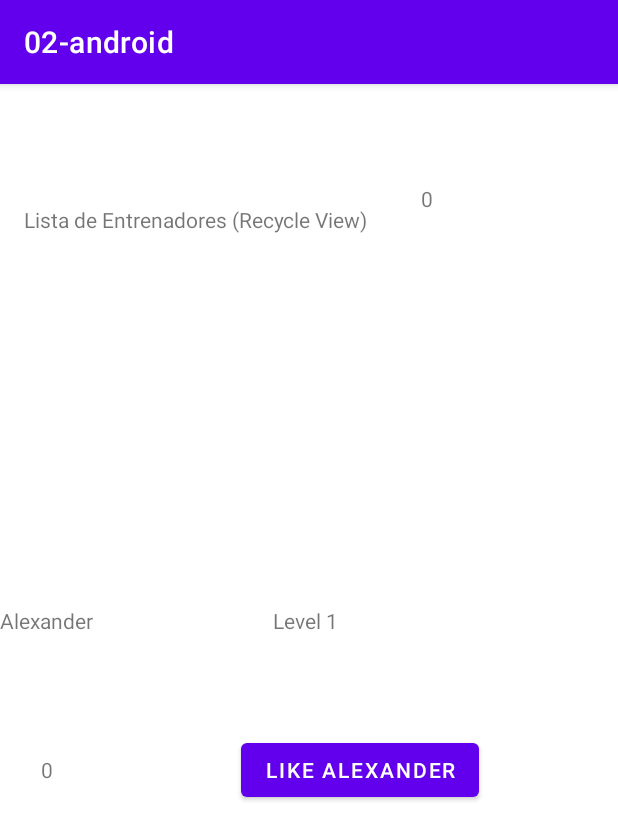
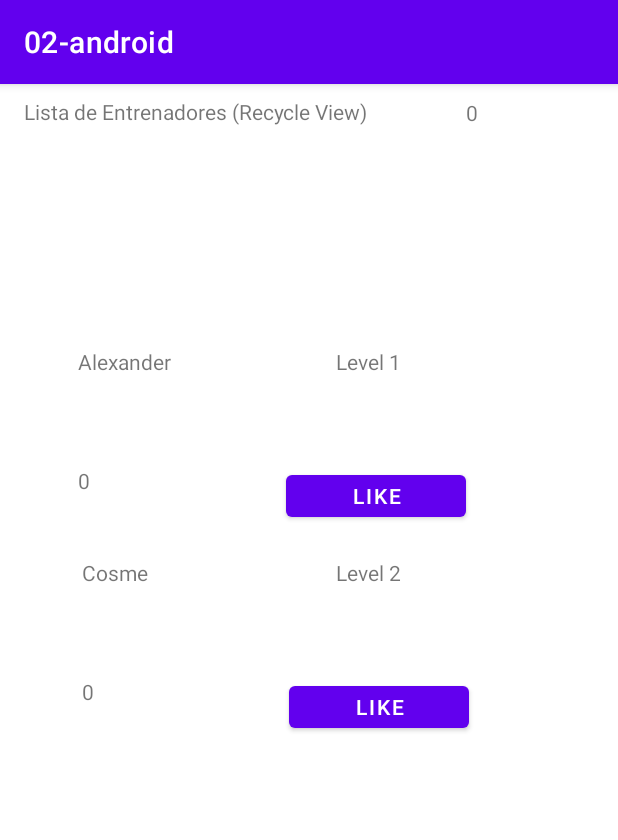
Before and after one commit to 2020-B-Aplicaciones-Moviles-Computacion/AMC-charco-cuenca-alex-vladimir, an Android app: the GRecycleView screen opened directly, with no data from a screen before it, on a phone screen of 412 x 824 dp. Shown: the top 840 px of the screen. Run offline under Robolectric (Android 15) with nearby library versions, the phone set to English and light mode, and no system bars.

Commit message:
Clase 17 - Klaxon

```diff
--- a/02-android/app/build.gradle
+++ b/02-android/app/build.gradle
@@ -43,5 +43,6 @@ dependencies {
     androidTestImplementation 'androidx.test.ext:junit:1.1.1'
     androidTestImplementation 'androidx.test.espresso:espresso-core:3.2.0'
     implementation 'com.github.kittinunf.fuel:fuel:2.3.1'
+    implementation 'com.beust:klaxon:5.0.1'
 
 }
--- a/02-android/app/src/main/java/com/example/a02_android/GRecycleView.kt
+++ b/02-android/app/src/main/java/com/example/a02_android/GRecycleView.kt
@@ -25,6 +25,7 @@ class GRecycleView : AppCompatActivity() {
                 ligaPokemon
             )
         )
+
         val rv_ViewEntrenadores = findViewById<RecyclerView>(
             R.id.rv_entrenadores
         )
--- a/02-android/app/src/main/res/layout/activity_g_recycle_view.xml
+++ b/02-android/app/src/main/res/layout/activity_g_recycle_view.xml
@@ -8,8 +8,8 @@
 
     <androidx.recyclerview.widget.RecyclerView
         android:id="@+id/rv_entrenadores"
-        android:layout_width="412dp"
-        android:layout_height="420dp"
+        android:layout_width="411dp"
+        android:layout_height="614dp"
         app:layout_constraintBottom_toBottomOf="parent"
         app:layout_constraintEnd_toEndOf="parent"
         app:layout_constraintStart_toStartOf="parent"
@@ -26,18 +26,18 @@
         app:layout_constraintHorizontal_bias="0.089"
         app:layout_constraintStart_toStartOf="parent"
         app:layout_constraintTop_toTopOf="parent"
-        app:layout_constraintVertical_bias="0.246" />
+        app:layout_constraintVertical_bias="0.065" />
 
     <TextView
         android:id="@+id/tv_totalLikes"
-        android:layout_width="29dp"
-        android:layout_height="27dp"
+        android:layout_width="28dp"
+        android:layout_height="26dp"
         android:text="0"
-        app:layout_constraintBottom_toBottomOf="parent"
+        app:layout_constraintBottom_toTopOf="@+id/rv_entrenadores"
         app:layout_constraintEnd_toEndOf="parent"
-        app:layout_constraintHorizontal_bias="0.255"
-        app:layout_constraintStart_toEndOf="@+id/textView2"
+        app:layout_constraintHorizontal_bias="0.809"
+        app:layout_constraintStart_toStartOf="parent"
         app:layout_constraintTop_toTopOf="parent"
-        app:layout_constraintVertical_bias="0.09" />
+        app:layout_constraintVertical_bias="0.072" />
 
 </androidx.constraintlayout.widget.ConstraintLayout>
--- a/02-android/app/src/main/res/layout/recycler_view_layout.xml
+++ b/02-android/app/src/main/res/layout/recycler_view_layout.xml
@@ -4,37 +4,46 @@
     xmlns:tools="http://schemas.android.com/tools"
     android:id="@+id/layt_recycle_view"
     android:layout_width="match_parent"
-    android:layout_height="match_parent">
+    android:layout_height="wrap_content"
+    android:rotation="0"
+    android:rotationX="0"
+    android:rotationY="0">
 
     <Button
         android:id="@+id/bt_likes"
-        android:layout_width="wrap_content"
-        android:layout_height="wrap_content"
+        android:layout_width="120dp"
+        android:layout_height="40dp"
+        android:layout_marginStart="104dp"
+        android:layout_marginLeft="104dp"
         android:text="Like XD"
         app:layout_constraintBottom_toBottomOf="@+id/tv_likes"
         app:layout_constraintEnd_toEndOf="parent"
-        app:layout_constraintHorizontal_bias="0.635"
-        app:layout_constraintStart_toStartOf="parent"
+        app:layout_constraintHorizontal_bias="0.207"
+        app:layout_constraintStart_toEndOf="@+id/tv_likes"
         app:layout_constraintTop_toTopOf="@+id/tv_likes"
-        app:layout_constraintVertical_bias="0.482" />
+        app:layout_constraintVertical_bias="0.0" />
 
     <TextView
         android:id="@+id/tv_nombre"
         android:layout_width="wrap_content"
         android:layout_height="wrap_content"
         android:text="Nombre: "
-        tools:layout_editor_absoluteX="16dp"
-        tools:layout_editor_absoluteY="38dp" />
+        app:layout_constraintBottom_toBottomOf="parent"
+        app:layout_constraintEnd_toEndOf="parent"
+        app:layout_constraintHorizontal_bias="0.147"
+        app:layout_constraintStart_toStartOf="parent"
+        app:layout_constraintTop_toTopOf="parent"
+        app:layout_constraintVertical_bias="0.178" />
 
     <TextView
         android:id="@+id/tv_cedula"
         android:layout_width="wrap_content"
         android:layout_height="wrap_content"
-        android:layout_marginStart="120dp"
-        android:layout_marginLeft="120dp"
         android:text="Cedula:"
         app:layout_constraintBottom_toBottomOf="@+id/tv_nombre"
-        app:layout_constraintStart_toEndOf="@+id/tv_nombre"
+        app:layout_constraintEnd_toEndOf="parent"
+        app:layout_constraintHorizontal_bias="0.607"
+        app:layout_constraintStart_toStartOf="parent"
         app:layout_constraintTop_toTopOf="@+id/tv_nombre"
         app:layout_constraintVertical_bias="0.0" />
 
@@ -44,7 +53,10 @@
         android:layout_height="wrap_content"
         android:layout_marginTop="80dp"
         android:text="likes: 0"
+        app:layout_constraintBottom_toBottomOf="parent"
         app:layout_constraintEnd_toEndOf="@+id/tv_nombre"
+        app:layout_constraintHorizontal_bias="0.0"
         app:layout_constraintStart_toStartOf="@+id/tv_nombre"
-        app:layout_constraintTop_toBottomOf="@+id/tv_nombre" />
+        app:layout_constraintTop_toTopOf="parent" />
+
 </androidx.constraintlayout.widget.ConstraintLayout>
--- a/02-android/app/src/main/res/values-port/texto.xml
+++ b/02-android/app/src/main/res/values-port/texto.xml
@@ -1,4 +1,4 @@
 <?xml version="1.0" encoding="utf-8"?>
 <resources>
-    <string name="sms">Hello Portrait</string>
+    <string name="sms">Welcome User!!</string>
 </resources>
```
Also changed, not shown: 02-android/app/src/main/java/com/example/a02_android/HTTPActivity.kt (+59 -15 lines), 02-android/app/src/main/java/com/example/a02_android/IPostHttp.kt (added, +21 -0 lines), 02-android/app/src/main/res/layout/activity_main.xml (+32 -30 lines), 02-android/gradle/wrapper/gradle-wrapper.properties.
